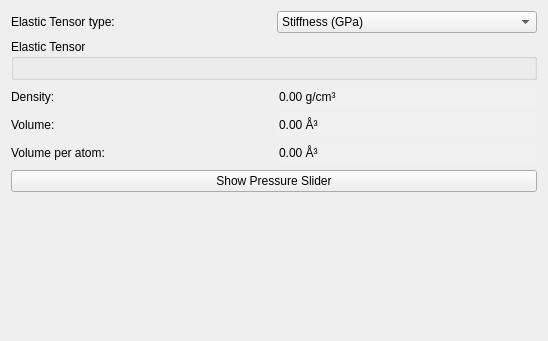
First picture: the form in hexrdgui/resources/ui/material_properties_editor.ui, repository HEXRD/hexrdgui, before the edit; both pictures show x 0 to 548 and y 0 to 341 of the 548 by 502 pixel window.
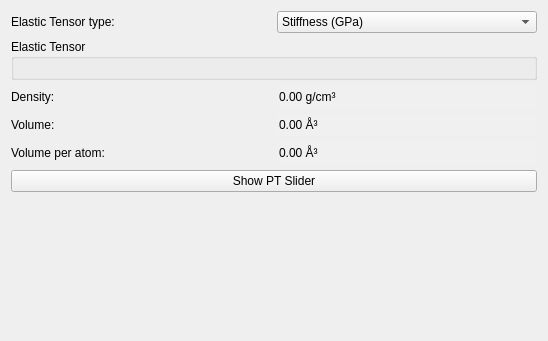
Second picture: the form after the edit. Custom widgets are drawn as their Qt base class.

```diff
--- a/hexrdgui/resources/ui/material_properties_editor.ui
+++ b/hexrdgui/resources/ui/material_properties_editor.ui
@@ -196,7 +196,7 @@
    <item row="5" column="0" colspan="2">
     <widget class="QPushButton" name="show_pressure_slider">
      <property name="text">
-      <string>Show Pressure Slider</string>
+      <string>Show PT Slider</string>
      </property>
     </widget>
    </item>
```
Left out of the diff: 4 changed lines with no effect on the pictures.
